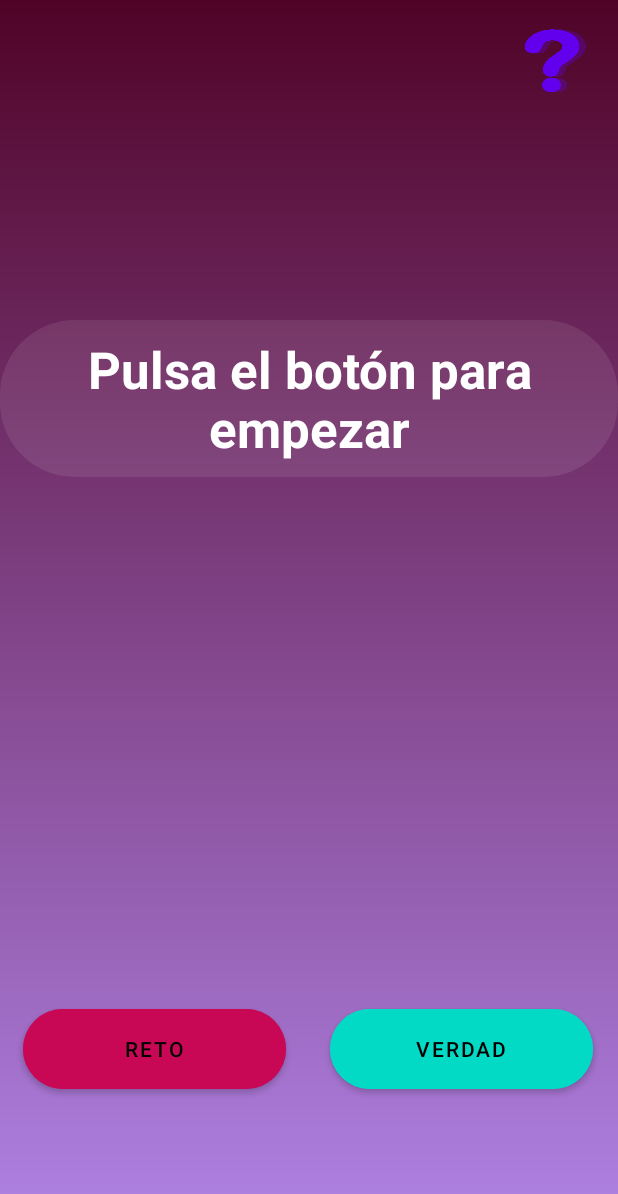
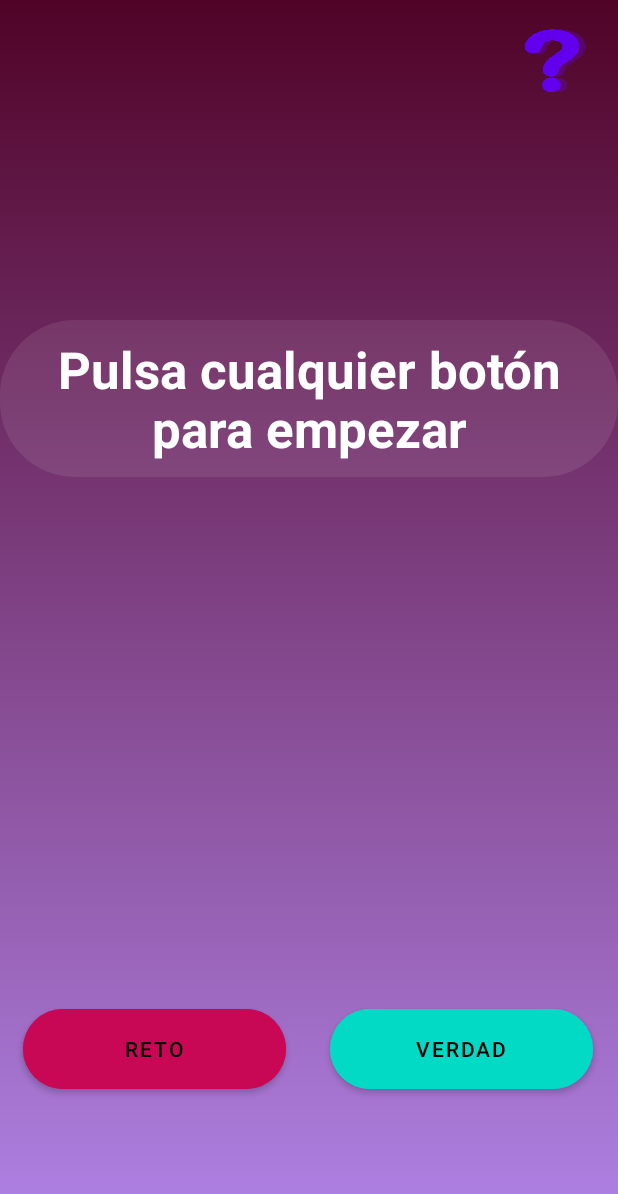
Before and after one commit to Davidmartcab/My-Application, an Android app: the screen it shows after launch (MainActivity), on a phone screen of 412 x 824 dp. Shown: the top 1194 px of the screen. Run offline under Robolectric (Android 15) with nearby library versions, the phone set to English and light mode, and no system bars.

Commit message:
Fix
Arreglo de sintaxis

```diff
--- a/app/src/main/res/values/strings.xml
+++ b/app/src/main/res/values/strings.xml
@@ -1,7 +1,7 @@
 <resources>
     <string name="app_name">Verdad / Reto</string>
     <string name="prueba">Prueba</string>
-    <string name="texto_origen">Pulsa el botón para empezar</string>
+    <string name="texto_origen">Pulsa cualquier botón para empezar</string>
     <string name="reto">Reto</string>
     <string name="verdad">Verdad</string>
 </resources>
```
